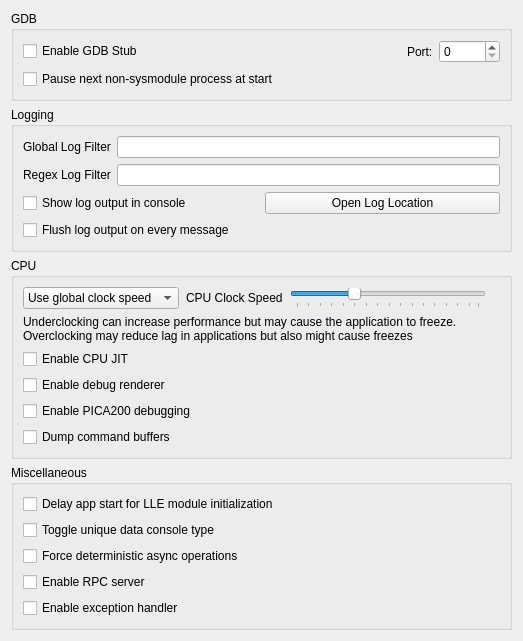
Qt form src/citra_qt/configuration/configure_debug.ui (AzaharPlus/AzaharPlus) before a commit.
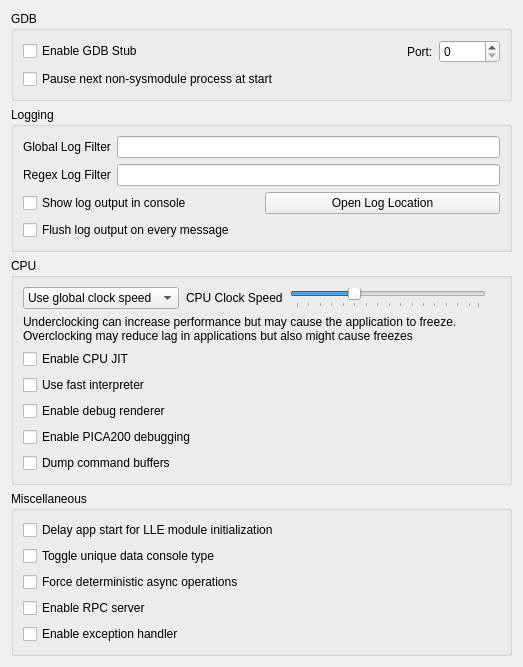
The same form after that commit.

Commit message:
Implement new 'FastInterp' interpreter (#2376)
* FastInterp

* Updated license headers

* qt: Add fastinterp toggle setting to frontend

* ENABLE_FASTINTERP --> HAVE_FASTINTERP

* android: Add fastinterp toggle setting to frontend

---------

# Conflicts:
#	.ci/license-header.rb

```diff
--- a/src/citra_qt/configuration/configure_debug.ui
+++ b/src/citra_qt/configuration/configure_debug.ui
@@ -241,20 +241,30 @@
        </widget>
       </item>
       <item row="4" column="0">
+       <widget class="QCheckBox" name="toggle_fastinterp">
+        <property name="toolTip">
+         <string>&lt;html&gt;&lt;head/&gt;&lt;body&gt;&lt;p&gt;When JIT is disabled, use the fast interpreter instead of the legacy interpreter&lt;/p&gt;&lt;/body&gt;&lt;/html&gt;</string>
+        </property>
+        <property name="text">
+         <string>Use fast interpreter</string>
+        </property>
+       </widget>
+      </item>
+      <item row="5" column="0">
        <widget class="QCheckBox" name="toggle_renderer_debug">
         <property name="text">
          <string>Enable debug renderer</string>
         </property>
        </widget>
       </item>
-       <item row="5" column="0">
+      <item row="6" column="0">
          <widget class="QCheckBox" name="toggle_pica_debugging">
            <property name="text">
              <string>Enable PICA200 debugging</string>
            </property>
          </widget>
        </item>
-      <item row="6" column="0">
+      <item row="7" column="0">
        <widget class="QCheckBox" name="toggle_dump_command_buffers">
         <property name="text">
          <string>Dump command buffers</string>
```
Lines whose indentation alone changed are shown as unchanged. The commit also changes 33 other files.
